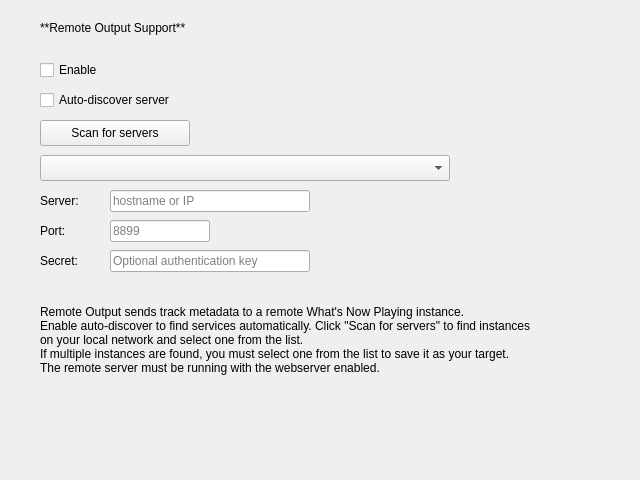
Before: the Qt Designer form nowplaying/resources/ui/notifications_remote.ui in whatsnowplaying/whats-now-playing, drawn with Qt 5.
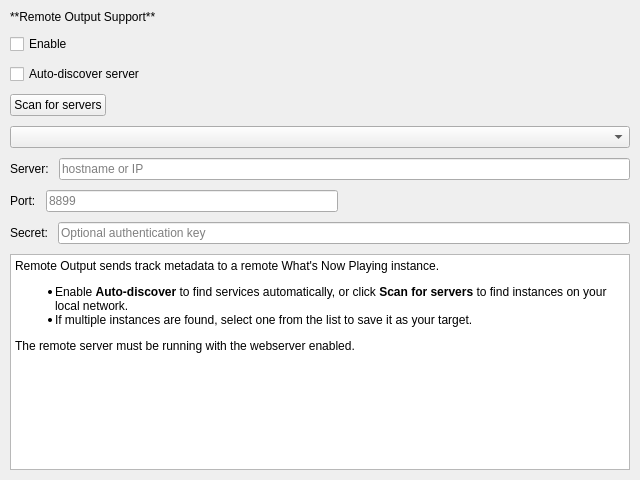
After: the same form once the commit is applied.

Patch:
```diff
--- a/nowplaying/resources/ui/notifications_remote.ui
+++ b/nowplaying/resources/ui/notifications_remote.ui
@@ -16,15 +16,15 @@
   <property name="displayName" stdset="0">
    <string>Remote Output</string>
   </property>
+  <layout class="QVBoxLayout" name="main_layout">
+   <property name="margin">
+    <number>10</number>
+   </property>
+   <property name="spacing">
+    <number>10</number>
+   </property>
+   <item>
   <widget class="QLabel" name="header_label">
-   <property name="geometry">
-    <rect>
-     <x>40</x>
-     <y>20</y>
-     <width>281</width>
-     <height>16</height>
-    </rect>
-   </property>
    <property name="text">
     <string>**Remote Output Support**</string>
    </property>
@@ -32,142 +32,115 @@
     <enum>Qt::MarkdownText</enum>
    </property>
   </widget>
+   </item>
+   <item>
   <widget class="QCheckBox" name="enable_checkbox">
-   <property name="geometry">
-    <rect>
-     <x>40</x>
-     <y>60</y>
-     <width>86</width>
-     <height>20</height>
-    </rect>
-   </property>
    <property name="text">
     <string>Enable</string>
    </property>
   </widget>
+   </item>
+   <item>
   <widget class="QCheckBox" name="autodiscover_checkbox">
-   <property name="geometry">
-    <rect>
-     <x>40</x>
-     <y>90</y>
-     <width>200</width>
-     <height>20</height>
-    </rect>
-   </property>
    <property name="text">
     <string>Auto-discover server</string>
    </property>
   </widget>
+   </item>
+   <item>
+    <layout class="QHBoxLayout" name="scan_layout">
+     <item>
   <widget class="QPushButton" name="scan_button">
-   <property name="geometry">
-    <rect>
-     <x>40</x>
-     <y>120</y>
-     <width>150</width>
-     <height>26</height>
-    </rect>
-   </property>
    <property name="text">
     <string>Scan for servers</string>
    </property>
   </widget>
+     </item>
+     <item>
   <widget class="QLabel" name="scan_status_label">
-   <property name="geometry">
-    <rect>
-     <x>200</x>
-     <y>124</y>
-     <width>250</width>
-     <height>16</height>
-    </rect>
-   </property>
    <property name="text">
     <string/>
    </property>
   </widget>
-  <widget class="QComboBox" name="discovered_combobox">
-   <property name="geometry">
-    <rect>
-     <x>40</x>
-     <y>155</y>
-     <width>410</width>
-     <height>26</height>
-    </rect>
-   </property>
-  </widget>
+     </item>
+     <item>
+      <spacer>
+       <property name="orientation">
+        <enum>Qt::Horizontal</enum>
+       </property>
+       <property name="sizeHint" stdset="0">
+        <size>
+         <width>40</width>
+         <height>20</height>
+        </size>
+       </property>
+      </spacer>
+     </item>
+    </layout>
+   </item>
+   <item>
+    <widget class="QComboBox" name="discovered_combobox"/>
+   </item>
+   <item>
+    <layout class="QHBoxLayout" name="server_layout">
+     <item>
   <widget class="QLabel" name="server_label">
-   <property name="geometry">
-    <rect>
-     <x>40</x>
-     <y>193</y>
-     <width>67</width>
-     <height>16</height>
-    </rect>
-   </property>
    <property name="text">
     <string>Server:</string>
    </property>
   </widget>
+     </item>
+     <item>
   <widget class="QLineEdit" name="server_lineedit">
-   <property name="geometry">
-    <rect>
-     <x>110</x>
-     <y>190</y>
-     <width>200</width>
-     <height>22</height>
-    </rect>
-   </property>
    <property name="placeholderText">
     <string>hostname or IP</string>
    </property>
   </widget>
+     </item>
+    </layout>
+   </item>
+   <item>
+    <layout class="QHBoxLayout" name="port_layout">
+     <item>
   <widget class="QLabel" name="port_label">
-   <property name="geometry">
-    <rect>
-     <x>40</x>
-     <y>223</y>
-     <width>67</width>
-     <height>16</height>
-    </rect>
-   </property>
    <property name="text">
     <string>Port:</string>
    </property>
   </widget>
+     </item>
+     <item>
   <widget class="QLineEdit" name="port_lineedit">
-   <property name="geometry">
-    <rect>
-     <x>110</x>
-     <y>220</y>
-     <width>100</width>
-     <height>22</height>
-    </rect>
-   </property>
    <property name="placeholderText">
     <string>8899</string>
    </property>
   </widget>
+     </item>
+     <item>
+      <spacer>
+       <property name="orientation">
+        <enum>Qt::Horizontal</enum>
+       </property>
+       <property name="sizeHint" stdset="0">
+        <size>
+         <width>40</width>
+         <height>20</height>
+        </size>
+       </property>
+      </spacer>
+     </item>
+    </layout>
+   </item>
+   <item>
+    <layout class="QHBoxLayout" name="secret_layout">
+     <item>
   <widget class="QLabel" name="secret_label">
-   <property name="geometry">
-    <rect>
-     <x>40</x>
-     <y>253</y>
-     <width>67</width>
-     <height>16</height>
-    </rect>
-   </property>
    <property name="text">
     <string>Secret:</string>
    </property>
   </widget>
+     </item>
+     <item>
   <widget class="QLineEdit" name="secret_lineedit">
-   <property name="geometry">
-    <rect>
-     <x>110</x>
-     <y>250</y>
-     <width>200</width>
-     <height>22</height>
-    </rect>
-   </property>
    <property name="placeholderText">
     <string>Optional authentication key</string>
    </property>
@@ -175,25 +148,33 @@
     <enum>QLineEdit::Password</enum>
    </property>
   </widget>
-  <widget class="QLabel" name="description_label">
-   <property name="geometry">
-    <rect>
-     <x>40</x>
-     <y>290</y>
-     <width>500</width>
-     <height>100</height>
-    </rect>
-   </property>
-   <property name="text">
-    <string>Remote Output sends track metadata to a remote What's Now Playing instance.
-Enable auto-discover to find services automatically. Click "Scan for servers" to find instances on your local network and select one from the list.
-If multiple instances are found, you must select one from the list to save it as your target.
-The remote server must be running with the webserver enabled.</string>
-   </property>
-   <property name="wordWrap">
-    <bool>true</bool>
-   </property>
-  </widget>
+     </item>
+    </layout>
+   </item>
+   <item>
+    <widget class="QTextBrowser" name="description_label">
+     <property name="sizePolicy">
+      <sizepolicy hsizetype="Expanding" vsizetype="Expanding">
+       <horstretch>0</horstretch>
+       <verstretch>1</verstretch>
+      </sizepolicy>
+     </property>
+     <property name="html">
+      <string>&lt;!DOCTYPE HTML PUBLIC &quot;-//W3C//DTD HTML 4.0//EN&quot; &quot;http://www.w3.org/TR/REC-html40/strict.dtd&quot;&gt;
+&lt;html&gt;&lt;head&gt;&lt;meta name=&quot;qrichtext&quot; content=&quot;1&quot; /&gt;&lt;style type=&quot;text/css&quot;&gt;
+p, li { white-space: pre-wrap; }
+&lt;/style&gt;&lt;/head&gt;&lt;body&gt;
+&lt;p&gt;Remote Output sends track metadata to a remote What's Now Playing instance.&lt;/p&gt;
+&lt;ul&gt;
+&lt;li&gt;Enable &lt;span style=&quot;font-weight:600;&quot;&gt;Auto-discover&lt;/span&gt; to find services automatically, or click &lt;span style=&quot;font-weight:600;&quot;&gt;Scan for servers&lt;/span&gt; to find instances on your local network.&lt;/li&gt;
+&lt;li&gt;If multiple instances are found, select one from the list to save it as your target.&lt;/li&gt;
+&lt;/ul&gt;
+&lt;p&gt;The remote server must be running with the webserver enabled.&lt;/p&gt;
+&lt;/body&gt;&lt;/html&gt;</string>
+     </property>
+    </widget>
+   </item>
+  </layout>
  </widget>
  <resources/>
  <connections/>
```
Lines whose indentation alone changed are shown as unchanged.
